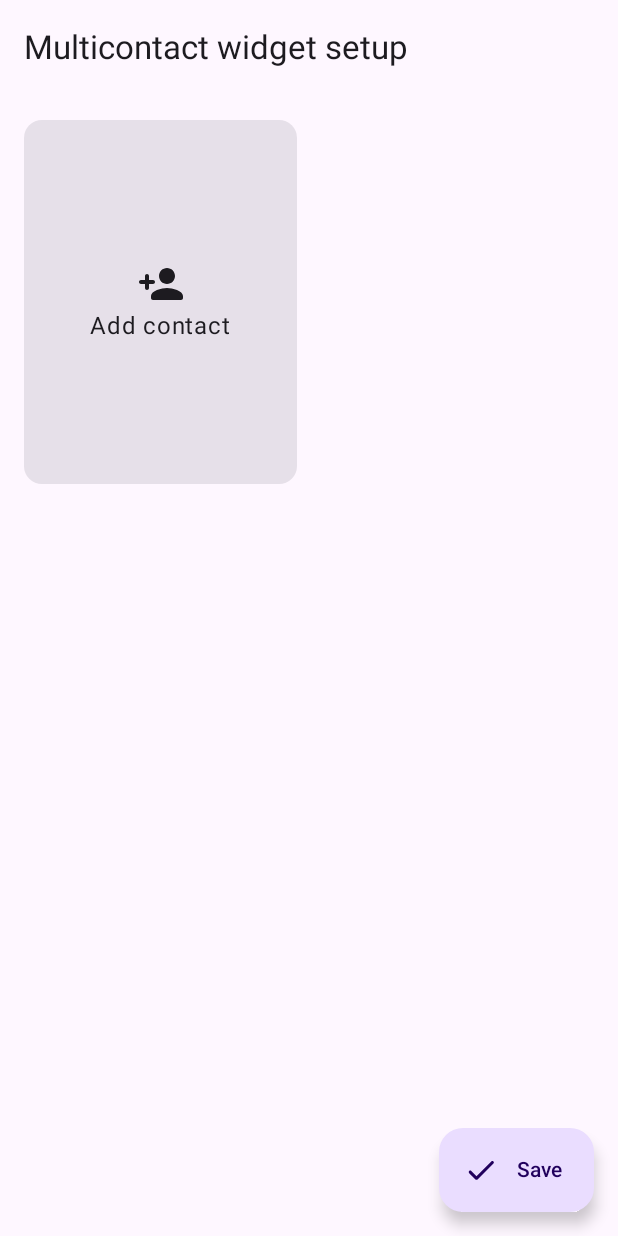
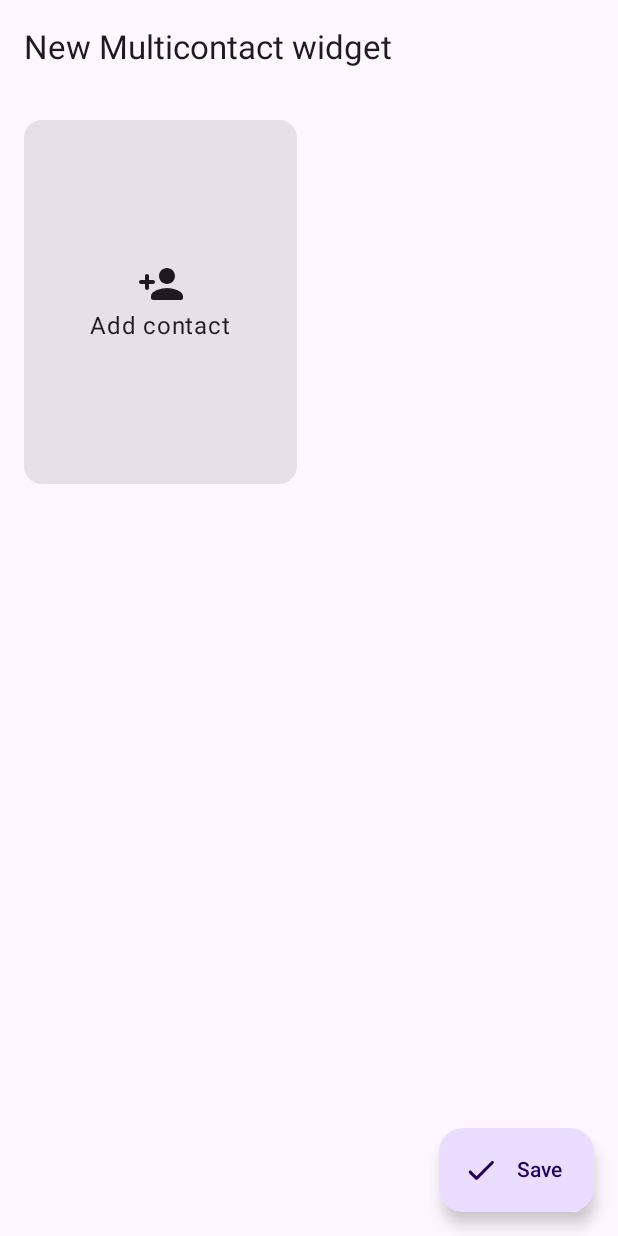
Before and after one commit to fpalonso/direct-call-widget, an Android app built with Jetpack Compose: the MultiContactWidgetConfigActivity screen opened directly, with no data from a screen before it, on a phone screen of 412 x 824 dp. Run offline under Robolectric (Android 15) with nearby library versions, the phone set to English and light mode, and no system bars; our stand-ins replace Dagger/Hilt's generated code.

Commit message:
Work on contact config screen

```diff
--- /dev/null
+++ b/app/src/main/kotlin/com/blaxsoftware/directcallwidget/ui/components/VerticalPlaceholder.kt
@@ -0,0 +1,87 @@
+/*
+ * Direct Call Widget - The widget that makes contacts accessible
+ * Copyright (C) 2024 Fer P. A.
+ *
+ * This program is free software: you can redistribute it and/or modify
+ * it under the terms of the GNU General Public License as published by
+ * the Free Software Foundation, either version 3 of the License, or
+ * (at your option) any later version.
+ *
+ * This program is distributed in the hope that it will be useful,
+ * but WITHOUT ANY WARRANTY; without even the implied warranty of
+ * MERCHANTABILITY or FITNESS FOR A PARTICULAR PURPOSE.  See the
+ * GNU General Public License for more details.
+ *
+ * You should have received a copy of the GNU General Public License
+ * along with this program.  If not, see <https://www.gnu.org/licenses/>.
+ */
+
+package com.blaxsoftware.directcallwidget.ui.components
+
+import android.content.res.Configuration
+import androidx.compose.foundation.layout.Arrangement
+import androidx.compose.foundation.layout.Column
+import androidx.compose.foundation.layout.aspectRatio
+import androidx.compose.foundation.layout.fillMaxSize
+import androidx.compose.foundation.layout.size
+import androidx.compose.foundation.layout.width
+import androidx.compose.material.icons.Icons
+import androidx.compose.material.icons.rounded.PersonAdd
+import androidx.compose.material3.Card
+import androidx.compose.material3.Icon
+import androidx.compose.material3.Text
+import androidx.compose.runtime.Composable
+import androidx.compose.ui.Alignment
+import androidx.compose.ui.Modifier
+import androidx.compose.ui.graphics.vector.ImageVector
+import androidx.compose.ui.res.stringResource
+import androidx.compose.ui.tooling.preview.Preview
+import androidx.compose.ui.unit.dp
+import com.blaxsoftware.directcallwidget.R
+import com.blaxsoftware.directcallwidget.ui.theme.VerticalPlaceholderStyle
+
+@Composable
+fun DcwVerticalPlaceholder(
+    icon: ImageVector,
+    modifier: Modifier = Modifier,
+    text: String? = null,
+    onClick: () -> Unit = {}
+) {
+    Card(
+        modifier = modifier
+            .width(130.dp)
+            .aspectRatio(VerticalPlaceholderStyle.WidthRatio),
+        onClick = onClick
+    ) {
+        Column(
+            modifier = Modifier.fillMaxSize(),
+            horizontalAlignment = Alignment.CenterHorizontally,
+            verticalArrangement = Arrangement.Center
+        ) {
+            Icon(
+                modifier = Modifier.size(32.dp),
+                imageVector = icon,
+                contentDescription = null
+            )
+            text?.let { Text(text = it) }
+        }
+    }
+}
+
+@Preview(
+    showBackground = true,
+    uiMode = Configuration.UI_MODE_NIGHT_NO,
+    name = "Vertical placeholder Light"
+)
+@Preview(
+    showBackground = true,
+    uiMode = Configuration.UI_MODE_NIGHT_YES,
+    name = "Vertical placeholder Dark"
+)
+@Composable
+fun VerticalPlaceholderPreview() {
+    DcwVerticalPlaceholder(
+        icon = Icons.Rounded.PersonAdd,
+        text = stringResource(id = R.string.add_contact)
+    )
+}
--- a/app/src/main/kotlin/com/blaxsoftware/directcallwidget/ui/multicontact/config/MultiContactWidgetConfigScreen.kt
+++ b/app/src/main/kotlin/com/blaxsoftware/directcallwidget/ui/multicontact/config/MultiContactWidgetConfigScreen.kt
@@ -20,18 +20,15 @@ package com.blaxsoftware.directcallwidget.ui.multicontact.config
 
 import android.content.res.Configuration
 import androidx.compose.foundation.layout.Arrangement
-import androidx.compose.foundation.layout.Column
 import androidx.compose.foundation.layout.aspectRatio
 import androidx.compose.foundation.layout.fillMaxSize
 import androidx.compose.foundation.layout.padding
-import androidx.compose.foundation.layout.size
 import androidx.compose.foundation.layout.width
 import androidx.compose.foundation.lazy.grid.GridCells
 import androidx.compose.foundation.lazy.grid.LazyVerticalGrid
 import androidx.compose.material.icons.Icons
 import androidx.compose.material.icons.rounded.Check
 import androidx.compose.material.icons.rounded.PersonAdd
-import androidx.compose.material3.Card
 import androidx.compose.material3.ExperimentalMaterial3Api
 import androidx.compose.material3.ExtendedFloatingActionButton
 import androidx.compose.material3.Icon
@@ -41,15 +38,15 @@ import androidx.compose.material3.Surface
 import androidx.compose.material3.Text
 import androidx.compose.material3.TopAppBar
 import androidx.compose.runtime.Composable
-import androidx.compose.ui.Alignment
 import androidx.compose.ui.Modifier
 import androidx.compose.ui.res.stringResource
 import androidx.compose.ui.tooling.preview.Preview
 import androidx.compose.ui.unit.dp
 import androidx.hilt.navigation.compose.hiltViewModel
 import com.blaxsoftware.directcallwidget.R
+import com.blaxsoftware.directcallwidget.ui.components.DcwVerticalPlaceholder
 import com.blaxsoftware.directcallwidget.ui.theme.DirectCallWidgetTheme
-import com.blaxsoftware.directcallwidget.ui.theme.WidgetPlaceholderStyle
+import com.blaxsoftware.directcallwidget.ui.theme.VerticalPlaceholderStyle
 
 @OptIn(ExperimentalMaterial3Api::class)
 @Composable
@@ -64,7 +61,7 @@ fun MultiContactWidgetConfigScreen(
             modifier = modifier.fillMaxSize(),
             topBar = {
                 TopAppBar(title = {
-                    Text(text = stringResource(R.string.multicontact_widget_setup))
+                    Text(text = stringResource(R.string.title_activity_multi_contact_widget_config))
                 })
             },
             floatingActionButton = {
@@ -94,36 +91,17 @@ fun MultiContactWidgetConfigScreen(
                     verticalArrangement = Arrangement.spacedBy(16.dp)
                 ) {
                     item {
-                        AddContactItem(onClick = onAddContactClick)
+                        DcwVerticalPlaceholder(
+                            modifier = modifier
+                                .width(130.dp)
+                                .aspectRatio(VerticalPlaceholderStyle.WidthRatio),
+                            icon = Icons.Rounded.PersonAdd,
+                            text = stringResource(id = R.string.add_contact),
+                            onClick = onAddContactClick
+                        )
                     }
                 }
             }
-        }
-    }
-}
-
-@Composable
-private fun AddContactItem(
-    onClick: () -> Unit,
-    modifier: Modifier = Modifier
-) {
-    Card(
-        modifier = modifier
-            .width(130.dp)
-            .aspectRatio(WidgetPlaceholderStyle.WidthRatio),
-        onClick = onClick
-    ) {
-        Column(
-            modifier = Modifier.fillMaxSize(),
-            horizontalAlignment = Alignment.CenterHorizontally,
-            verticalArrangement = Arrangement.Center
-        ) {
-            Icon(
-                modifier = Modifier.size(32.dp),
-                imageVector = Icons.Rounded.PersonAdd,
-                contentDescription = null
-            )
-            Text(text = stringResource(R.string.add_contact))
         }
     }
 }
--- a/app/src/main/kotlin/com/blaxsoftware/directcallwidget/ui/theme/Styles.kt
+++ b/app/src/main/kotlin/com/blaxsoftware/directcallwidget/ui/theme/Styles.kt
@@ -18,6 +18,6 @@
 
 package com.blaxsoftware.directcallwidget.ui.theme
 
-object WidgetPlaceholderStyle {
+object VerticalPlaceholderStyle {
     const val WidthRatio: Float = 0.75f
 }
--- a/app/src/main/res/values/strings.xml
+++ b/app/src/main/res/values/strings.xml
@@ -65,10 +65,12 @@
     <string name="request_external_storage_explanation">Direct Call Widget needs permission to show you your pictures.</string>
     <string name="change_picture">Change picture</string>
     <string name="phone">Phone</string>
-    <string name="title_activity_multi_contact_widget_config">MultiContactWidgetConfigActivity
-    </string>
-    <string name="multicontact_widget_setup">Multicontact widget setup</string>
+
+    <!--Multicontact widget -->
+    <string name="title_activity_multi_contact_widget_config">New Multicontact widget</string>
+    <string name="add_contact">Add contact</string>
+    <string name="add_picture">Add picture</string>
     <string name="save">Save</string>
-    <string name="add_contact">Add contact</string>
+    <string name="search_contact">Search in contact list</string>
 
 </resources>
```
Also changed, not shown: app/src/main/kotlin/com/blaxsoftware/directcallwidget/ui/singlecontact/config/ContactConfigScreen.kt (+136 -7 lines), 1 other file.
